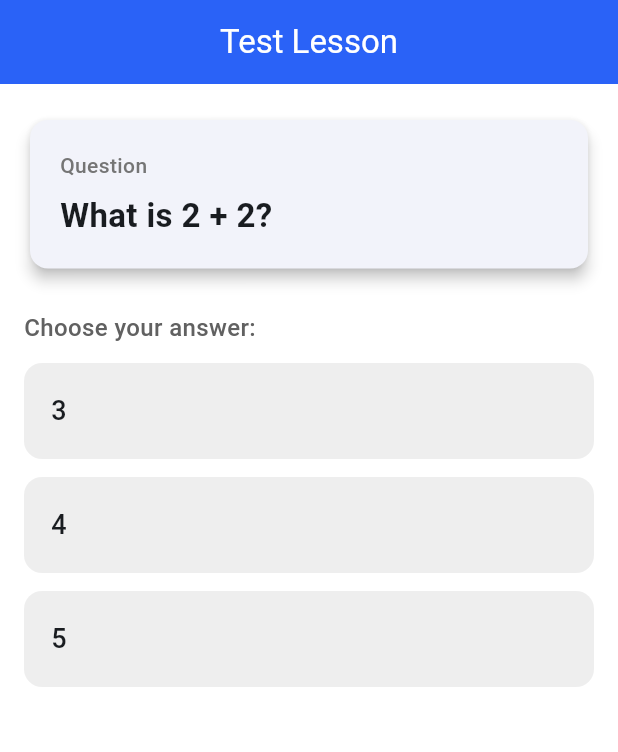
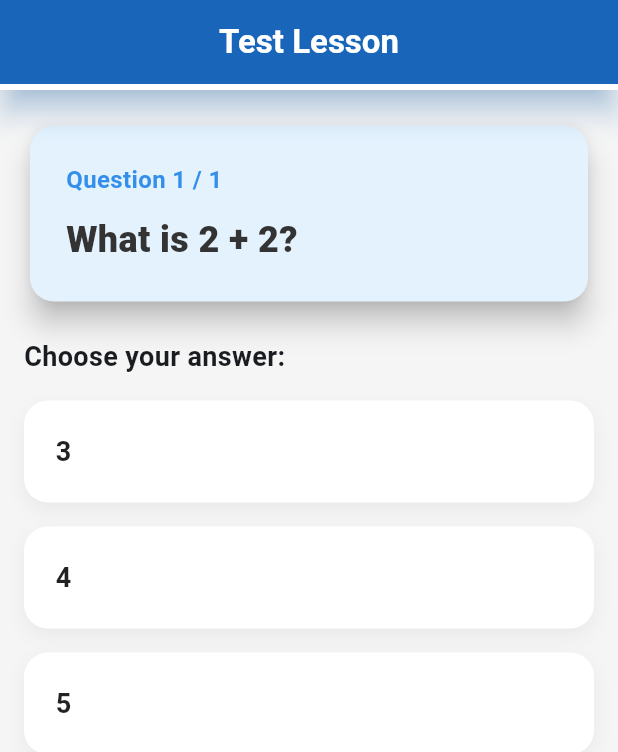
Before and after one commit to debuggerdev24/Quiz_App_Demo_Flutter, a Flutter app: the screen it shows after launch, on a phone screen of 412 x 824 dp. Shown: the top 752 px of the screen. Run offline on Flutter 3.47's test engine with Material 3 defaults, Android fonts, the phone set to English and light mode, and no system bars.

Commit message:
Demo Task

```diff
--- /dev/null
+++ b/lib/constants/app_colors.dart
@@ -0,0 +1,13 @@
+import 'dart:ui';
+
+class AppColors {
+  AppColors._();
+
+  static const Color primaryColor = Color(
+    0xFF0776E5,
+  ); // Vibrant Blue (Material Blue 700)
+  static const Color secondaryColor = Color(
+    0xFFE3F2FD,
+  ); // Very Light Blue (Material Blue 50)
+  static const Color lightBackgroundColor = Color(0xFFF5F5F5);
+}
--- a/lib/screens/quiz_screen.dart
+++ b/lib/screens/quiz_screen.dart
@@ -1,8 +1,11 @@
 import 'package:animate_do/animate_do.dart';
 import 'package:flutter/material.dart';
+import 'package:mcq_demo_task/constants/app_colors.dart';
 import 'package:provider/provider.dart';
 
 import '../provider/quiz_provider.dart';
+
+// Define a new color palette for a modern look
 
 class QuizScreen extends StatelessWidget {
   const QuizScreen({super.key});
@@ -12,19 +15,38 @@ class QuizScreen extends StatelessWidget {
     return Consumer<QuizProvider>(
       builder: (context, provider, child) {
         return Scaffold(
-          backgroundColor: Colors.white,
+          backgroundColor: AppColors.lightBackgroundColor,
           appBar: AppBar(
-            backgroundColor: Colors.blueAccent.shade700,
+            backgroundColor: Colors.blue.shade800,
+
             title: Text(
               provider.lesson?.title ?? "Quiz App",
-              style: const TextStyle(color: Colors.white),
+              style: const TextStyle(
+                color: Colors.white,
+                fontWeight: FontWeight.w600,
+              ),
             ),
             centerTitle: true,
-            elevation: 2,
+            elevation: 8, // Increase elevation for more depth
+            shadowColor: AppColors.primaryColor.withValues(alpha: 0.5),
+            // Add a simple progress indicator (assuming provider has a current index)
+            bottom: PreferredSize(
+              preferredSize: const Size.fromHeight(4.0),
+              child: LinearProgressIndicator(
+                value:
+                    1.0 /
+                    provider.lesson!.activities.length, // Placeholder for Q 1/N
+                backgroundColor: AppColors.primaryColor.withValues(alpha: 0.3),
+                valueColor: const AlwaysStoppedAnimation<Color>(Colors.white),
+              ),
+            ),
           ),
           body: provider.isLoading
               ? const Center(
-                  child: CircularProgressIndicator(strokeCap: StrokeCap.round),
+                  child: CircularProgressIndicator(
+                    strokeCap: StrokeCap.round,
+                    color: AppColors.primaryColor,
+                  ),
                 )
               : provider.lesson == null
               ? FadeIn(
@@ -44,30 +66,40 @@ class QuizScreen extends StatelessWidget {
                     child: Column(
                       crossAxisAlignment: CrossAxisAlignment.stretch,
                       children: [
-                        //todo Animated Question Card
+                        // 1. Question Card with enhanced styling
                         ZoomIn(
                           duration: const Duration(milliseconds: 600),
                           child: Card(
-                            elevation: 4,
+                            color: AppColors.secondaryColor,
+                            elevation: 8,
+                            shape: RoundedRectangleBorder(
+                              borderRadius: BorderRadius.circular(16),
+                            ),
                             child: Padding(
-                              padding: const EdgeInsets.all(20.0),
+                              padding: const EdgeInsets.all(24.0),
                               child: Column(
-                                spacing: 8,
+                                spacing: 12,
+
                                 crossAxisAlignment: CrossAxisAlignment.start,
                                 children: [
                                   Text(
-                                    'Question',
+                                    'Question 1 / ${provider.lesson!.activities.length}', // Added progress text
                                     style: TextStyle(
-                                      fontSize: 14,
-                                      color: Colors.grey.shade600,
-                                      fontWeight: FontWeight.w500,
+                                      fontSize: 16,
+                                      color: AppColors.primaryColor.withOpacity(
+                                        0.8,
+                                      ),
+                                      fontWeight: FontWeight.w600,
                                     ),
                                   ),
+
+                                  // 2. Bolder, larger question text
                                   Text(
                                     provider.lesson!.activities[0].question,
                                     style: const TextStyle(
-                                      fontSize: 22,
-                                      fontWeight: FontWeight.bold,
+                                      fontSize: 24,
+                                      fontWeight: FontWeight.w900,
+                                      color: Color(0xFF333333),
                                     ),
                                   ),
                                 ],
@@ -75,24 +107,22 @@ class QuizScreen extends StatelessWidget {
                             ),
                           ),
                         ),
-                        const SizedBox(height: 24),
-
-                        // Animated Label - Slide from Left
+                        const SizedBox(height: 20),
+                        //todo 2. Animated Label - Slide from Left
                         FadeInLeft(
                           duration: const Duration(milliseconds: 500),
                           delay: const Duration(milliseconds: 300),
                           child: Text(
                             'Choose your answer:',
                             style: TextStyle(
-                              fontSize: 16,
-                              color: Colors.grey.shade700,
-                              fontWeight: FontWeight.w500,
+                              fontSize: 18,
+                              fontWeight: FontWeight.bold,
                             ),
                           ),
                         ),
-                        const SizedBox(height: 12),
+                        const SizedBox(height: 16),
 
-                        //todo Animated Options List
+                        // Animated Options List
                         Expanded(
                           child: ListView.builder(
                             itemCount:
@@ -101,20 +131,22 @@ class QuizScreen extends StatelessWidget {
                               final option =
                                   provider.lesson!.activities[0].options[index];
 
-                              //todo Staggered slide animation for each option
                               return FadeInRight(
                                 duration: const Duration(milliseconds: 500),
                                 delay: Duration(
                                   milliseconds: 400 + (index * 150),
                                 ),
                                 child: Padding(
-                                  padding: const EdgeInsets.only(bottom: 12.0),
+                                  padding: const EdgeInsets.only(bottom: 16.0),
                                   child: AnimatedOptionCard(
                                     key: ValueKey(
                                       '$option-${provider.selectedAnswer}-${provider.hasAnswered}',
                                     ),
                                     option: option,
                                     provider: provider,
+                                    // primaryColor: null,
+                                    primaryColor:
+                                        AppColors.primaryColor, // Pass color
                                   ),
                                 ),
                               );
@@ -127,22 +159,28 @@ class QuizScreen extends StatelessWidget {
                           FadeInUp(
                             duration: const Duration(milliseconds: 400),
                             child: Padding(
-                              padding: const EdgeInsets.only(top: 16),
+                              padding: const EdgeInsets.only(
+                                top: 24,
+                              ), // Increased space
                               child: ElevatedButton(
                                 onPressed: provider.resetQuiz,
                                 style: ElevatedButton.styleFrom(
-                                  backgroundColor: Colors.blueAccent.shade700,
+                                  backgroundColor: AppColors.primaryColor,
                                   foregroundColor: Colors.white,
                                   padding: const EdgeInsets.symmetric(
-                                    vertical: 16,
+                                    vertical: 18,
                                   ),
                                   shape: RoundedRectangleBorder(
-                                    borderRadius: BorderRadius.circular(12),
+                                    borderRadius: BorderRadius.circular(16),
                                   ),
+                                  elevation: 8, // Enhanced button shadow
                                 ),
                                 child: const Text(
                                   'Try Again',
-                                  style: TextStyle(fontSize: 16),
+                                  style: TextStyle(
+                                    fontSize: 18,
+                                    fontWeight: FontWeight.bold,
+                                  ),
                                 ),
                               ),
                             ),
@@ -161,11 +199,13 @@ class QuizScreen extends StatelessWidget {
 class AnimatedOptionCard extends StatelessWidget {
   final String option;
   final QuizProvider provider;
+  final Color primaryColor;
 
   const AnimatedOptionCard({
     super.key,
     required this.option,
     required this.provider,
+    required this.primaryColor,
   });
 
   @override
@@ -173,45 +213,95 @@ class AnimatedOptionCard extends StatelessWidget {
     final isSelected = provider.selectedAnswer == option;
     final hasAnswered = provider.hasAnswered;
 
+    // 3. Define vibrant correct/incorrect colors
+    Color baseColor = Colors.white;
+    List<BoxShadow> shadows = [
+      BoxShadow(
+        color: Colors.black.withValues(alpha: 0.05),
+        blurRadius: 10,
+        offset: const Offset(0, 5),
+      ),
+    ];
+
+    // Get color from provider (assuming provider.getOptionColor is updated)
+    Color containerColor = provider.getOptionColor(option);
+
+    // Default/Unselected state styling
+    if (!hasAnswered) {
+      containerColor = baseColor;
+      if (isSelected) {
+        containerColor = primaryColor.withValues(alpha: 0.1);
+        shadows = [
+          BoxShadow(
+            color: primaryColor.withValues(alpha: 0.4),
+            blurRadius: 12,
+            offset: const Offset(0, 6),
+          ),
+        ];
+      }
+    } else {
+      // Answered state: make correct/incorrect feedback pop more
+      if (containerColor == Colors.green) {
+        shadows = [
+          BoxShadow(
+            color: Colors.green.withValues(alpha: 0.5),
+            blurRadius: 15,
+            offset: const Offset(0, 8),
+          ),
+        ];
+      } else if (containerColor == Colors.red) {
+        shadows = [
+          BoxShadow(
+            color: Colors.red.withValues(alpha: 0.5),
+            blurRadius: 15,
+            offset: const Offset(0, 8),
+          ),
+        ];
+      }
+    }
+
     return AnimatedContainer(
       duration: const Duration(milliseconds: 300),
-      curve: Curves.easeInOut,
+      curve: Curves.easeOutCubic,
+      // 3. Enhanced Decoration
       decoration: BoxDecoration(
-        color: provider.getOptionColor(option),
-        borderRadius: BorderRadius.circular(12),
+        color: containerColor,
+        borderRadius: BorderRadius.circular(16), // More rounded
         border: Border.all(
-          color: isSelected ? Colors.blueAccent.shade700 : Colors.transparent,
-          width: 2,
+          color: isSelected && !hasAnswered
+              ? primaryColor
+              : Colors.transparent, // Highlight selected before checking
+          width: 3,
         ),
-        boxShadow: isSelected
-            ? [
-                BoxShadow(
-                  color: Colors.blueAccent.shade700.withOpacity(0.3),
-                  blurRadius: 8,
-                  offset: const Offset(0, 4),
-                ),
-              ]
-            : [],
+        boxShadow: shadows,
       ),
       child: Material(
         color: Colors.transparent,
         child: InkWell(
           onTap: hasAnswered ? null : () => provider.handleAnswer(option),
-          borderRadius: BorderRadius.circular(12),
+          borderRadius: BorderRadius.circular(16),
+          // 2. Increased padding for a more spacious look
           child: Padding(
-            padding: const EdgeInsets.all(16),
+            padding: const EdgeInsets.symmetric(vertical: 16, horizontal: 18),
             child: Row(
               children: [
                 Expanded(
                   child: Text(
                     option,
-                    style: const TextStyle(
+                    style: TextStyle(
                       fontSize: 18,
-                      fontWeight: FontWeight.w500,
+                      fontWeight: FontWeight.w600,
+                      color: containerColor == baseColor
+                          ? Colors.black87
+                          : containerColor == Colors.green
+                          ? Colors.white
+                          : containerColor == Colors.red
+                          ? Colors.white
+                          : Colors.black87,
                     ),
                   ),
                 ),
-                _buildIcon(),
+                _buildIcon(provider), // Pass provider for icon
               ],
             ),
           ),
@@ -220,17 +310,21 @@ class AnimatedOptionCard extends StatelessWidget {
     );
   }
 
-  Widget _buildIcon() {
+  Widget _buildIcon(QuizProvider provider) {
     final icon = provider.getOptionIcon(option);
 
     if (icon == null) {
-      return const SizedBox(width: 28, height: 28);
+      return const SizedBox(width: 30, height: 30);
     }
 
     // Simple fade in animation for icons
     return FadeIn(
-      duration: const Duration(milliseconds: 300),
-      child: Icon(icon, color: provider.getOptionIconColor(option), size: 28),
+      duration: const Duration(milliseconds: 400),
+      child: Icon(
+        icon,
+        color: provider.getOptionIconColor(option),
+        size: 30, // Slightly larger icon
+      ),
     );
   }
 }
```
